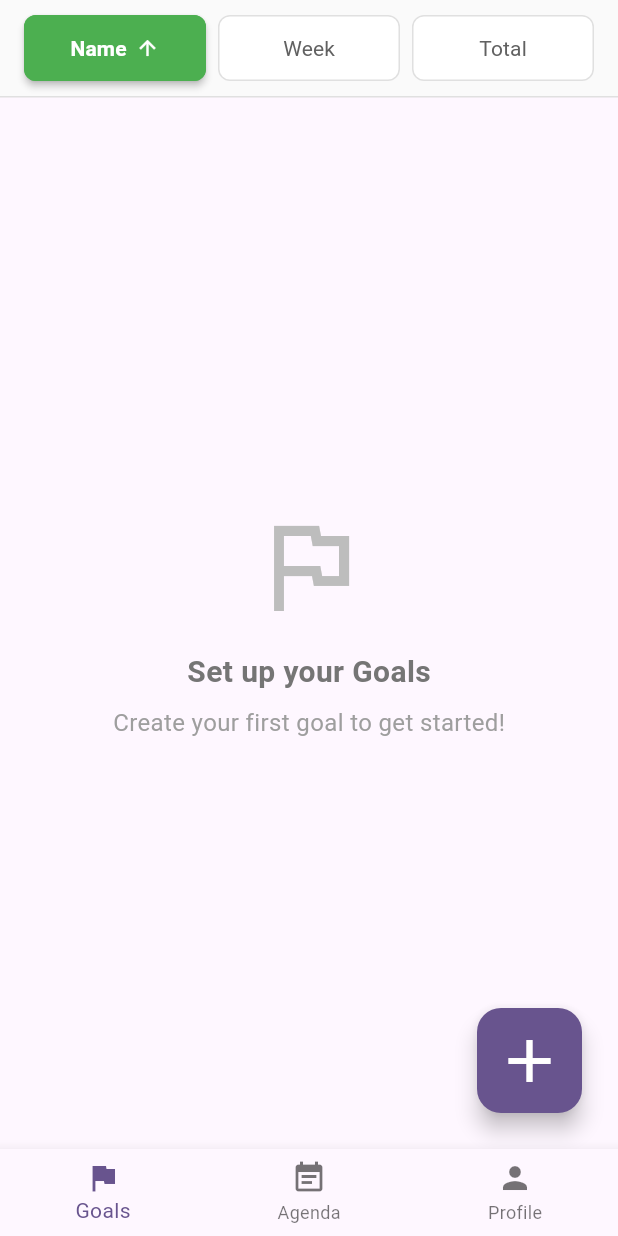
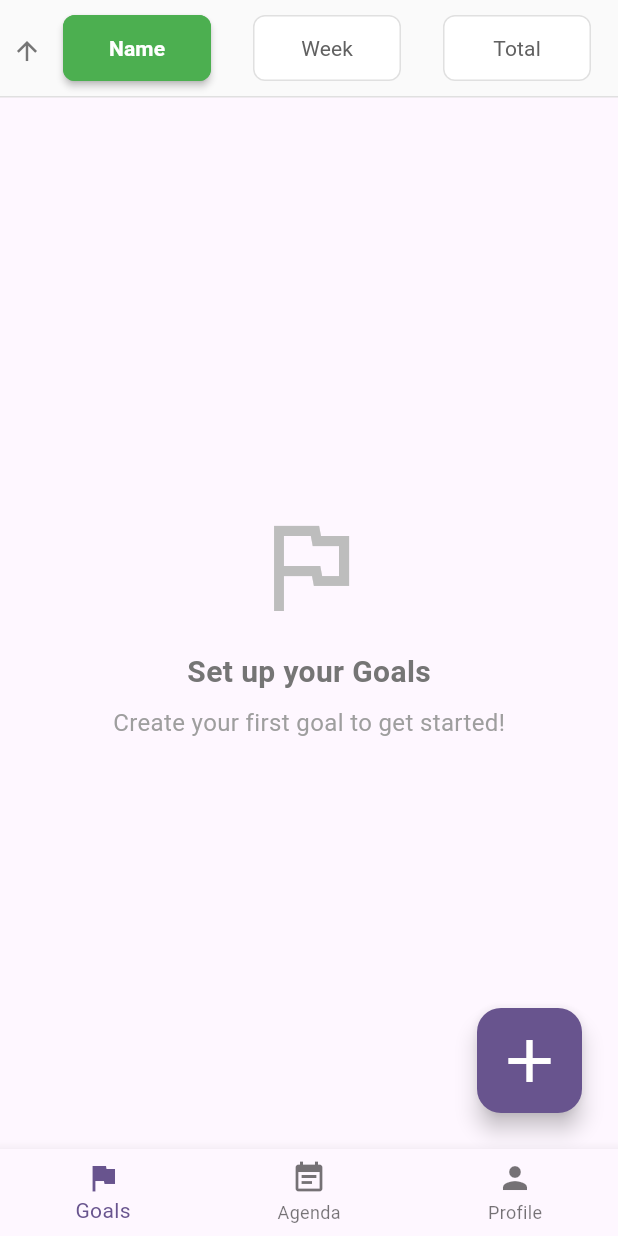
Before and after one commit to MatthewLacerda2/GoalGetter, a Flutter app: the screen it shows after launch, after a tap on "Name", on a phone screen of 412 x 824 dp. Run offline on Flutter 3.47's test engine with Material 3 defaults, Android fonts, the phone set to English and light mode, and no system bars; our stand-ins replace font_awesome_flutter, introduction_screen, shared_preferences.

Commit message:
better order visuals

```diff
--- a/frontend/lib/screens/goals/goals_screen.dart
+++ b/frontend/lib/screens/goals/goals_screen.dart
@@ -87,7 +87,7 @@ class _GoalsScreenState extends State<GoalsScreen> {
         children: [
           // Sorting buttons
           Container(
-            padding: const EdgeInsets.symmetric(horizontal: 16, vertical: 8),
+            padding: const EdgeInsets.symmetric(horizontal: 8, vertical: 8),
             decoration: BoxDecoration(
               color: Colors.grey.shade50,
               border: Border(
@@ -96,16 +96,43 @@ class _GoalsScreenState extends State<GoalsScreen> {
             ),
             child: Row(
               children: [
+                // Arrow indicator
+                Container(
+                  width: 20,
+                  height: 16,
+                  alignment: Alignment.center,
+                  child: currentSortBy != null
+                      ? Icon(
+                          isAscending ? Icons.arrow_upward : Icons.arrow_downward,
+                          size: 20,
+                          color: Colors.grey.shade600,
+                        )
+                      : Icon(
+                          Icons.arrow_downward,
+                          size: 20,
+                          color: Colors.grey.shade400,
+                        ),
+                ),
+                const SizedBox(width: 4),
                 Expanded(
+                  child: Padding(
+                    padding: const EdgeInsets.symmetric(horizontal: 10),
                     child: _buildSortButton('name', 'Name'),
+                  ),
                 ),
                 const SizedBox(width: 8),
                 Expanded(
+                  child: Padding(
+                    padding: const EdgeInsets.symmetric(horizontal: 10),
                     child: _buildSortButton('week', 'Week'),
+                  ),
                 ),
                 const SizedBox(width: 8),
                 Expanded(
+                  child: Padding(
+                    padding: const EdgeInsets.symmetric(horizontal: 10),
                     child: _buildSortButton('total', 'Total'),
+                  ),
                 ),
               ],
             ),
@@ -384,25 +411,13 @@ class _GoalsScreenState extends State<GoalsScreen> {
         ),
         padding: const EdgeInsets.symmetric(vertical: 12),
       ),
-      child: Row(
-        mainAxisAlignment: MainAxisAlignment.center,
-        children: [
-          Text(
+      child: Text(
         label,
         style: TextStyle(
           fontWeight: isSelected ? FontWeight.bold : FontWeight.normal,
           fontSize: 14,
         ),
       ),
-          if (isSelected) ...[
-            const SizedBox(width: 6),
-            Icon(
-              isAscending ? Icons.arrow_upward : Icons.arrow_downward,
-              size: 16,
-            ),
-          ],
-        ],
-      ),
     );
   }
 }
```
Lines whose indentation alone changed are shown as unchanged.
